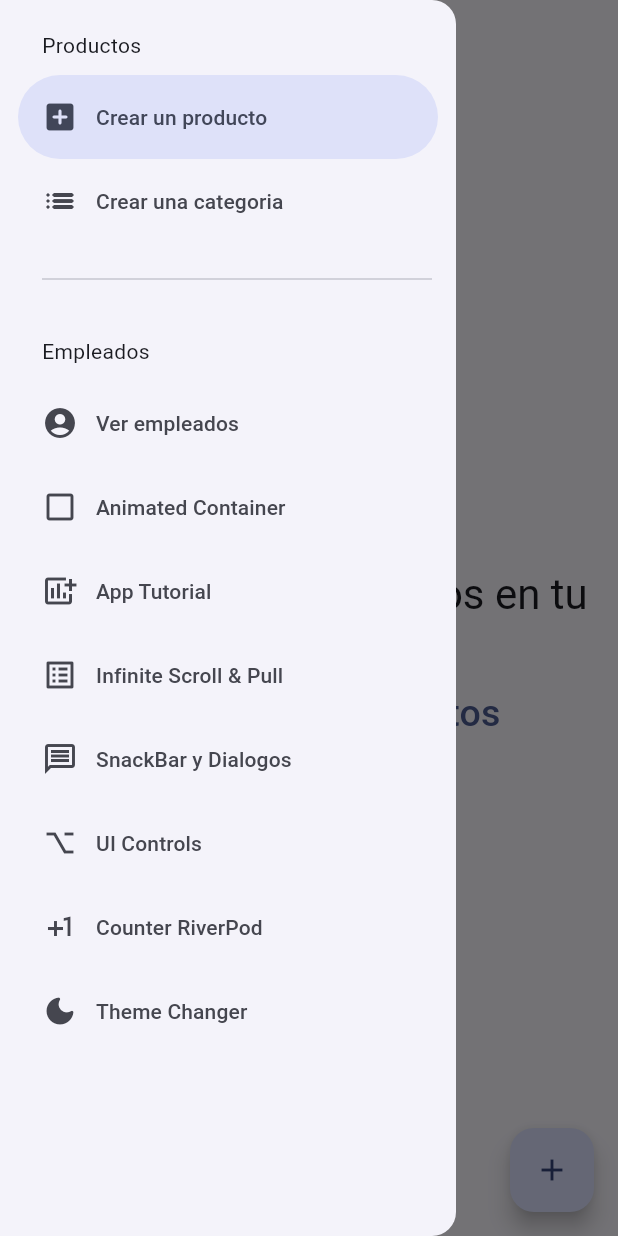
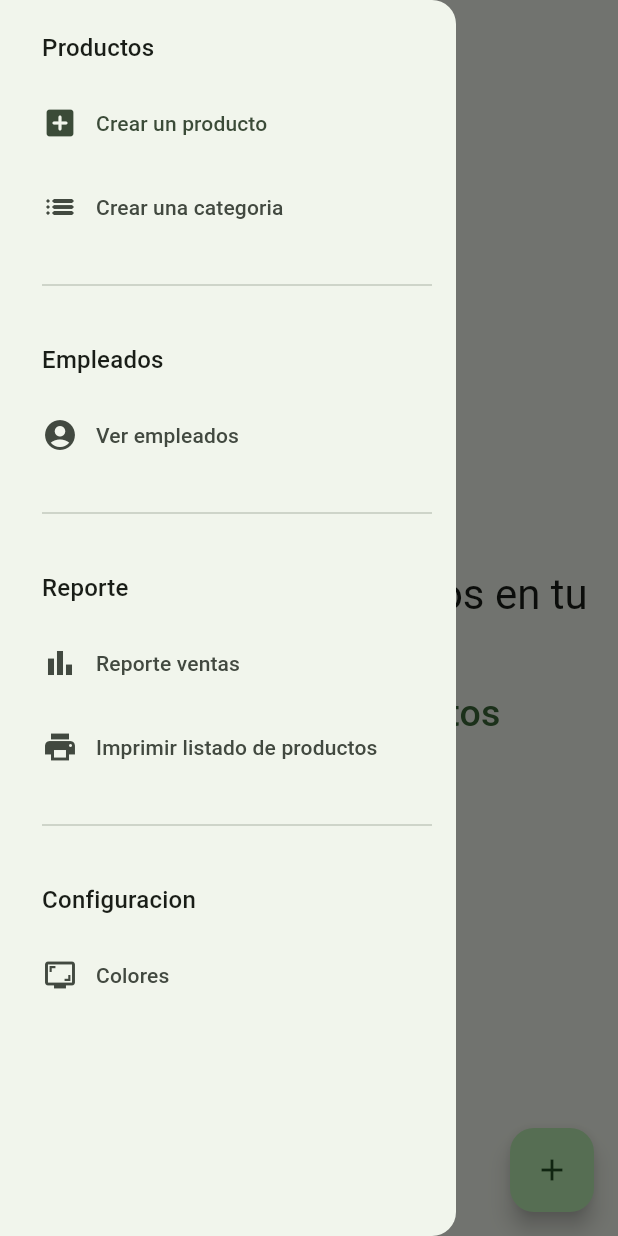
Before and after one commit to Mazo667/indumentariastock, a Flutter app: the screen it shows after launch, with the side drawer open, on a phone screen of 412 x 824 dp. Run offline on Flutter 3.47's test engine with Material 2 defaults, Android fonts, the phone set to English and light mode, and no system bars; our stand-ins replace flutter_bloc, go_router, image_picker.

Commit message:
mejoras util

```diff
--- a/lib/config/menu/menu_items.dart
+++ b/lib/config/menu/menu_items.dart
@@ -27,41 +27,21 @@ final appMenuItems = <MenuItem>[
   MenuItem(
       title: 'Ver empleados',
       subtitle: 'Ver la cantidad de empleados',
-      link: '/progress',
+      link: '/employees',
       icon: Icons.account_circle),
   MenuItem(
-      title: 'Animated Container',
-      subtitle: 'Stateful Widget animated',
+      title: 'Reporte ventas',
+      subtitle: 'Grafico que representa la cantidad de ventas',
       link: '/animated',
-      icon: Icons.check_box_outline_blank_outlined),
+      icon: Icons.bar_chart),
   MenuItem(
-      title: 'App Tutorial',
-      subtitle: 'App tutorial',
-      link: '/app_tutorial',
-      icon: Icons.add_chart),
+      title: 'Imprimir listado de productos',
+      subtitle: 'Imprime o descarga en PDF todos los productos',
+      link: '/print',
+      icon: Icons.print),
   MenuItem(
-      title: 'Infinite Scroll & Pull',
-      subtitle: 'Listas infinitas y pull to refresh',
-      link: '/infinite_scroll',
-      icon: Icons.list_alt_outlined),
-  MenuItem(
-      title: 'SnackBar y Dialogos',
-      subtitle: 'Snack Bar y dialogos simples',
-      link: '/snackbar',
-      icon: Icons.message_outlined),
-  MenuItem(
-      title: 'UI Controls',
-      subtitle: 'UI controles',
-      link: '/ui_controls',
-      icon: Icons.keyboard_option_key),
-  MenuItem(
-      title: 'Counter RiverPod',
-      subtitle: 'Un contador de RiverPod',
-      link: '/counter',
-      icon: Icons.plus_one),
-  MenuItem(
-      title: 'Theme Changer',
-      subtitle: 'Cambiar el modo oscuro a claro o viceversa ',
+      title: 'Colores',
+      subtitle: 'Cambiar los colores de la app',
       link: '/theme_changer',
-      icon: Icons.dark_mode_rounded),
+      icon: Icons.screenshot_monitor_outlined),
 ];
--- a/lib/config/router/app_router.dart
+++ b/lib/config/router/app_router.dart
@@ -1,20 +1,16 @@
 
 
 import 'package:go_router/go_router.dart';
-import 'package:indumentariastock/presentation/screens/createItem.dart';
-import 'package:indumentariastock/presentation/screens/home_screen.dart';
+import 'package:indumentariastock/presentation/screens/screens.dart';
 
 final appRouter = GoRouter(
-    initialLocation: '/home/0',
+    initialLocation: '/home',
     routes: [
 
       GoRoute(
-          path: '/home/:page',
+          path: '/home',
           name: HomeScreen.name,
           builder: (context, state) {
-
-            final pageIndex = int.parse( state.pathParameters['page'] ?? '0' );
-
             return HomeScreen();
           },
           routes: [
@@ -30,11 +26,19 @@ final appRouter = GoRouter(
         },
       ),
 
+      GoRoute(
+        path: '/theme_changer',
+        name: ThemeChangerScreen.name,
+        builder: (context, state) {
+          return ThemeChangerScreen();
+        },
+      ),
+
 
 
       GoRoute(
         path: '/',
-        redirect: ( _ , __ ) => '/home/0',
+        redirect: ( _ , __ ) => '/home',
       ),
 
     ]
--- a/lib/config/theme/app_theme.dart
+++ b/lib/config/theme/app_theme.dart
@@ -1,9 +1,38 @@
 
 import 'package:flutter/material.dart';
 
+const colorList = <Color>[
+  Colors.black,
+  Colors.blue,
+  Colors.green,
+  Colors.red
+];
+
 class AppTheme {
+  final int selectedColor;
+  final bool isDarkMode;
+
+  AppTheme({this.selectedColor = 2, this.isDarkMode = false}):
+        assert(selectedColor >= 0,'Selected color must be greater than 0'),
+        assert(selectedColor < colorList.length,'Selected color must be less or equal ${colorList.length-1}');
+
   ThemeData getTheme() => ThemeData(
       useMaterial3: true,
-      colorSchemeSeed: const Color(0xFF2862F5)
+      brightness: isDarkMode ? Brightness.dark : Brightness.light,
+      colorSchemeSeed: colorList[selectedColor],
+    appBarTheme: const AppBarTheme(
+      centerTitle: false,
+      backgroundColor: Colors.transparent,
+    )
   );
+
+
+  AppTheme copyWith({
+    int? selectedColor,
+    bool? isDarkMode,
+  }) => AppTheme(
+    selectedColor: selectedColor ?? this.selectedColor,
+    isDarkMode: isDarkMode ?? this.isDarkMode
+  );
+
 }
--- a/lib/main.dart
+++ b/lib/main.dart
@@ -1,25 +1,36 @@
 import 'package:flutter/material.dart';
 import 'package:flutter_bloc/flutter_bloc.dart';
 import 'package:indumentariastock/config/router/app_router.dart';
-import 'package:indumentariastock/config/theme/app_theme.dart';
 import 'package:indumentariastock/presentation/blocs/itembloc/item_bloc.dart';
+import 'package:indumentariastock/presentation/blocs/theme/theme_bloc.dart';
+
 
 void main() {
-  runApp(const MyApp());
+  runApp(BlocProvider(
+    create: (context) => ThemeBloc(),
+    child: const MyApp(),
+  ));
 }
 
 class MyApp extends StatelessWidget {
   const MyApp({super.key});
 
+
   @override
   Widget build(BuildContext context) {
+    final ThemeBloc themeBloc = context.read<ThemeBloc>();
+
+    return BlocBuilder<ThemeBloc, ThemeState>(
+      builder: (context, state) {
         return BlocProvider(
           create: (context) => ItemBloc(),
           child: MaterialApp.router(
               debugShowCheckedModeBanner: false,
               routerConfig: appRouter,
-        theme: AppTheme().getTheme(),
+              theme: themeBloc.state.appTheme.getTheme()
           ),
+        );
+      },
     );
   }
 }
--- /dev/null
+++ b/lib/presentation/blocs/theme/theme_event.dart
@@ -0,0 +1,19 @@
+part of 'theme_bloc.dart';
+
+@immutable
+abstract class ThemeEvent {
+  const ThemeEvent();
+}
+
+
+class ChangeColor extends ThemeEvent{
+  final int selectedColor;
+
+  ChangeColor({required this.selectedColor});
+}
+
+class ToggleDarkMode extends ThemeEvent{
+  final bool isDarkMode;
+
+  ToggleDarkMode({required this.isDarkMode});
+}
--- /dev/null
+++ b/lib/presentation/blocs/theme/theme_state.dart
@@ -0,0 +1,11 @@
+part of 'theme_bloc.dart';
+
+class ThemeState {
+  final AppTheme appTheme;
+
+  ThemeState({required this.appTheme});
+}
+
+class ThemeInitial extends ThemeState {
+  ThemeInitial({required super.appTheme});
+}
--- a/lib/presentation/screens/home_screen.dart
+++ b/lib/presentation/screens/home_screen.dart
@@ -19,6 +19,7 @@ class HomeScreen extends StatelessWidget {
     return Scaffold(
     key: scaffoldKey,
     appBar: AppBar(
+      backgroundColor: Colors.transparent,
       title: const Text('Flutter material 3'),
     ),
     body: const _HomeView(),
--- /dev/null
+++ b/lib/presentation/screens/screens.dart
@@ -0,0 +1,3 @@
+export 'package:indumentariastock/presentation/screens/createItem.dart';
+export 'package:indumentariastock/presentation/screens/home_screen.dart';
+export 'package:indumentariastock/presentation/screens/theme_changer.dart';
--- a/lib/presentation/widgets/sidemenu/sidemenu.dart
+++ b/lib/presentation/widgets/sidemenu/sidemenu.dart
@@ -21,6 +21,7 @@ class _SideMenuState extends State<SideMenu> {
   Widget build(BuildContext context) {
 
     final hasNotch = MediaQuery.of(context).viewPadding.top > 35;
+    final textTheme = Theme.of(context).textTheme;
     /*
      if(Platform.isAndroid){
       print('Android $hasNotch');
@@ -31,6 +32,7 @@ class _SideMenuState extends State<SideMenu> {
 
 
     return NavigationDrawer(
+      indicatorColor: Colors.transparent,
         onDestinationSelected: (value) {
           setState(() {
             navDrawerIndex = value;
@@ -44,7 +46,7 @@ class _SideMenuState extends State<SideMenu> {
         children: [
           Padding(
             padding: EdgeInsets.fromLTRB(28,hasNotch ? 0 : 20,16,10),
-            child: const Text("Productos"),
+            child: Text("Productos",style: textTheme.titleMedium),
           ),
           ...appMenuItems
               .sublist(0,2)
@@ -54,12 +56,29 @@ class _SideMenuState extends State<SideMenu> {
           ),
           Padding(
             padding: EdgeInsets.fromLTRB(28,hasNotch ? 0 : 20,16,10),
-            child: const Text("Empleados"),
+            child:  Text("Empleados",style: textTheme.titleMedium),
           ),
           ...appMenuItems
-              .sublist(2)
+              .sublist(2,3)
               .map((item) => NavigationDrawerDestination(icon: Icon(item.icon), label: Text(item.title))),
-
+          const Padding(padding: EdgeInsets.fromLTRB(28, 16,16,10),
+          child: Divider()),
+          Padding(
+            padding: EdgeInsets.fromLTRB(28,hasNotch ? 0 : 20,16,10),
+            child:  Text("Reporte",style: textTheme.titleMedium),
+          ),
+          ...appMenuItems
+              .sublist(3,5)
+              .map((item) => NavigationDrawerDestination(icon: Icon(item.icon), label: Text(item.title))),
+          const Padding(padding: EdgeInsets.fromLTRB(28, 16,16,10),
+              child: Divider()),
+          Padding(
+            padding: EdgeInsets.fromLTRB(28,hasNotch ? 0 : 20,16,10),
+            child:  Text("Configuracion",style: textTheme.titleMedium),
+          ),
+          ...appMenuItems
+          .sublist(5)
+          .map((item) => NavigationDrawerDestination(icon: Icon(item.icon), label: Text(item.title)))
         ]
     );
   }
--- a/pubspec.yaml
+++ b/pubspec.yaml
@@ -39,6 +39,7 @@ dependencies:
   equatable: ^2.0.5
   flutter_bloc: ^8.1.3
   intl: ^0.18.1
+  image_picker: ^1.0.4
 
 dev_dependencies:
   flutter_test:
```
Also changed, not shown: lib/presentation/blocs/theme/theme_bloc.dart (added, +24 -0 lines), lib/presentation/screens/createItem.dart (+68 -7 lines), lib/presentation/screens/theme_changer.dart (+23 -14 lines), lib/presentation/widgets/item/itemList.dart (+10 -2 lines), pubspec.lock, 5 other files. Lines whose indentation alone changed are shown as unchanged.
